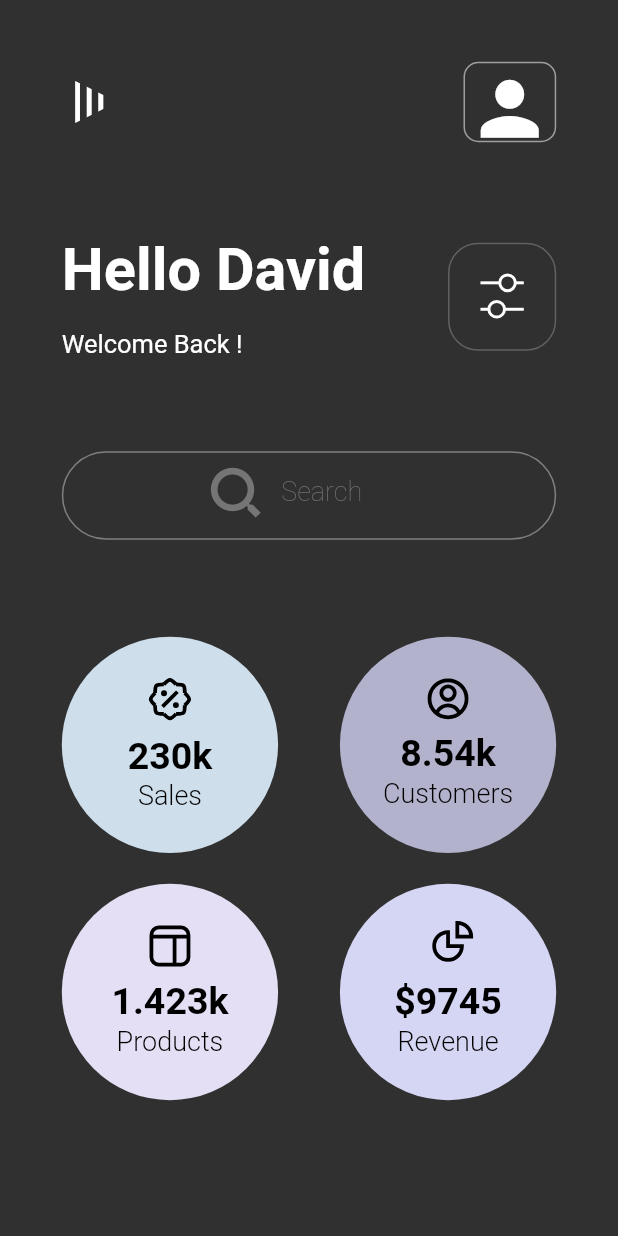
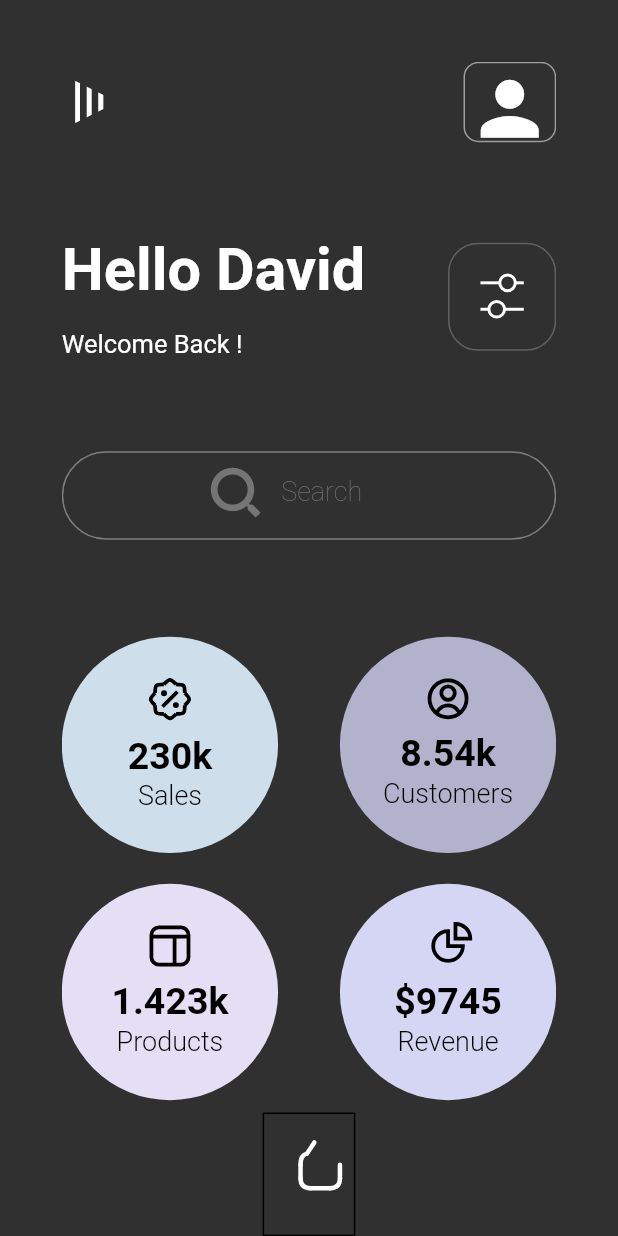
Before and after one commit to dalyathan/Finance-App-Dark-theme, a Flutter app: the screen it shows after launch, on a phone screen of 412 x 824 dp. Run offline on Flutter 3.47's test engine with Material 2 defaults, Android fonts, the phone set to English and light mode, and no system bars.

Commit message:
added the gojo bet

```diff
--- a/lib/finance_dark_theme.dart
+++ b/lib/finance_dark_theme.dart
@@ -2,6 +2,7 @@ import 'package:flutter/material.dart';
 import 'package:portfolio/widgets/clippers/rectangular_clipper.dart';
 import 'package:portfolio/widgets/clippers/triangular_clipper.dart';
 import 'package:portfolio/widgets/containers/circular_widget.dart';
+import 'package:portfolio/widgets/icons/stylish_house_icon.dart';
 import 'package:portfolio/widgets/icons/sales_icon.dart';
 import 'package:portfolio/widgets/icons/customers_icon.dart';
 import 'package:portfolio/widgets/icons/revenue_icon.dart';
@@ -49,7 +50,8 @@ class _FinanceDarkThemeState extends State<FinanceDarkTheme> {
       child: Scaffold(
         body: SafeArea(
           child: Padding(
-            padding: EdgeInsets.all(size.width * 0.1),
+            padding: EdgeInsets.fromLTRB(
+                size.width * 0.1, size.width * 0.1, size.width * 0.1, 0),
             child: SingleChildScrollView(
               child: Column(
                 children: [
@@ -91,6 +93,21 @@ class _FinanceDarkThemeState extends State<FinanceDarkTheme> {
                           "\$9745",
                           "Revenue"),
                       size),
+                  SizedBox(height: size.height * 0.01),
+                  Container(
+                    width: size.width * 0.15,
+                    height: size.height * 0.1,
+                    decoration: BoxDecoration(
+                      border: Border.all(
+                        color: Colors.black,
+                        width: 1,
+                      ),
+                    ),
+                    child: StylishHouseIcon(
+                      width: size.width * 0.15,
+                      height: size.height * 0.1,
+                    ),
+                  ),
                 ],
               ),
             ),
--- a/lib/widgets/icons/revenue_icon.dart
+++ b/lib/widgets/icons/revenue_icon.dart
@@ -1,5 +1,5 @@
 import 'package:flutter/material.dart';
-import 'package:portfolio/widgets/painters/sliced_pie_painter.dart';
+import 'package:portfolio/widgets/painters/revenue_icon_painter.dart';
 
 class RevenueIcon extends StatefulWidget {
   final double size;
--- /dev/null
+++ b/lib/widgets/icons/stylish_house_icon.dart
@@ -0,0 +1,31 @@
+import 'package:flutter/material.dart';
+import 'package:portfolio/widgets/painters/house_icon_painter.dart';
+
+class StylishHouseIcon extends StatefulWidget {
+  final double width;
+  final double height;
+  const StylishHouseIcon({Key? key, required this.width, required this.height})
+      : super(key: key);
+
+  @override
+  _StylishHouseIconState createState() => _StylishHouseIconState();
+}
+
+class _StylishHouseIconState extends State<StylishHouseIcon> {
+  @override
+  Widget build(BuildContext context) {
+    Size houseIconSize = Size(widget.width * 0.425, widget.height * 0.45);
+    return Stack(
+      children: [
+        Positioned(
+          right: widget.width * 0.15,
+          top: widget.height * 0.15,
+          child: CustomPaint(
+            size: houseIconSize,
+            painter: HouseIconPainter(),
+          ),
+        )
+      ],
+    );
+  }
+}
--- a/lib/widgets/painters/sliced_pie_painter.dart
+++ b/lib/widgets/painters/revenue_icon_painter.dart
@@ -5,7 +5,7 @@ class RevenueIconPainter extends CustomPainter {
   @override
   void paint(Canvas canvas, Size size) {
     // TODO: implement paint
-    var slicedDistance = 0.25;
+    var slicedDistance = 0.2;
     var paint = Paint();
     paint.color = Colors.black;
     paint.style = PaintingStyle.stroke;
```
Also changed, not shown: lib/widgets/painters/house_icon_painter.dart (+68 -4 lines), assets/images/logo.png (deleted), assets/images/strip.png (deleted).
